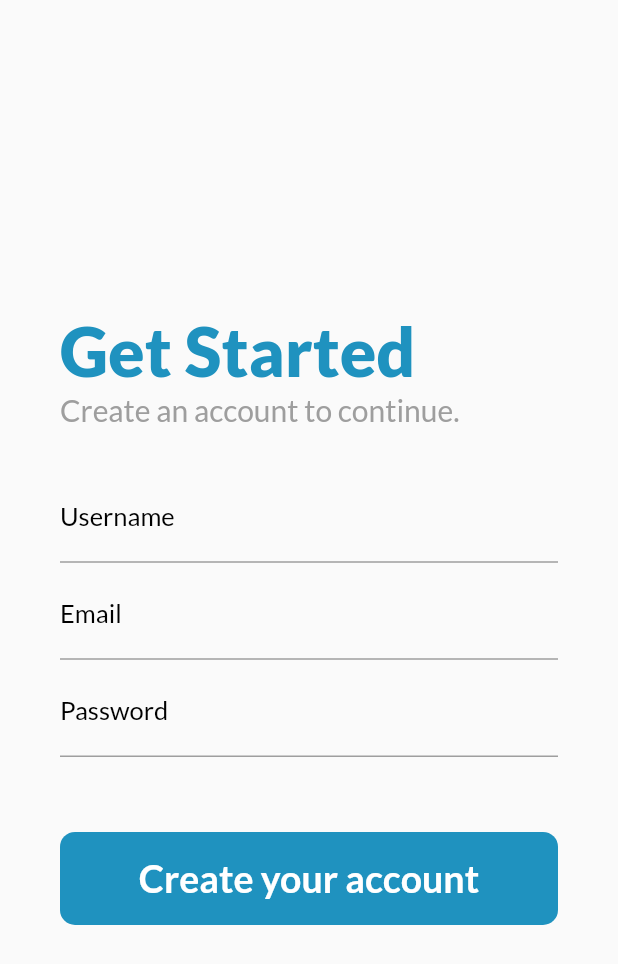
After one commit to Isaac-Tong/selectionphobia-mobile, a Flutter app: the CreateAccount screen opened directly, on a phone screen of 412 x 824 dp. The commit adds this screen. Shown: the top 964 px of the screen. Run offline on Flutter 3.47's test engine with Material 2 defaults, Android fonts, the phone set to English and light mode, and no system bars; our stand-ins replace carousel_slider, shared_preferences, shimmer; accounts and stored records are empty.

Commit message:
Created UI for create account page

```diff
--- a/lib/main.dart
+++ b/lib/main.dart
@@ -4,6 +4,7 @@ import 'package:selectionphobiamobile/screens/choice_screen.dart';
 import 'package:selectionphobiamobile/screens/myposts_pageview.dart';
 import 'screens/login_screen.dart';
 import 'package:selectionphobiamobile/screens/homepage_screen.dart';
+import 'screens/createAccount.dart';
 
 void main() {
   runApp(MyApp());
@@ -14,8 +15,8 @@ class MyApp extends StatelessWidget {
   @override
   Widget build(BuildContext context) {
     return MaterialApp(
-      title: 'Flutter Demo',
-      home: AskQuestion(),
+      title: 'Selection Phobia',
+      home: LoginScreen(),
     );
   }
 }
--- /dev/null
+++ b/lib/screens/createAccount.dart
@@ -0,0 +1,151 @@
+import 'package:flutter/material.dart';
+import 'package:selectionphobiamobile/constants.dart';
+
+class CreateAccount extends StatefulWidget {
+  @override
+  _CreateAccountState createState() => _CreateAccountState();
+}
+
+class _CreateAccountState extends State<CreateAccount> {
+  String username = null;
+  String password = null;
+
+  @override
+  Widget build(BuildContext context) {
+    return Scaffold(
+      body: SafeArea(
+        child: Padding(
+          padding: EdgeInsets.all(40),
+          child: Column(
+            crossAxisAlignment: CrossAxisAlignment.start,
+            mainAxisAlignment: MainAxisAlignment.center,
+            children: <Widget>[
+              Text(
+                'Get Started',
+                style: TextStyle(
+                  fontFamily: 'Lato',
+                  fontWeight: FontWeight.w900,
+                  color: darkblueColor,
+                  fontSize: 45,
+                ),
+              ),
+              Text(
+                'Create an account to continue.',
+                style: TextStyle(
+                  fontFamily: 'Lato',
+                  fontWeight: FontWeight.normal,
+                  color: Colors.grey,
+                  fontSize: 20,
+                ),
+              ),
+              SizedBox(
+                height: 30,
+              ),
+              TextFormField(
+                cursorColor: darkblueColor,
+                decoration: InputDecoration(
+                  labelText: 'Username',
+                  focusColor: darkblueColor,
+                  labelStyle: TextStyle(
+                    color: Colors.black,
+                    fontFamily: 'Lato',
+                    fontSize: 17,
+                  ),
+                  enabledBorder: UnderlineInputBorder(
+                    borderSide: BorderSide(color: Colors.grey),
+                  ),
+                  focusedBorder: UnderlineInputBorder(
+                    borderSide: BorderSide(color: darkblueColor),
+                  ),
+                ),
+                onChanged:(String value){
+                  username = value;
+                },
+              ),
+              SizedBox(
+                height: 5,
+              ),
+              TextFormField(
+                cursorColor: darkblueColor,
+                decoration: InputDecoration(
+                  labelText: 'Email',
+                  focusColor: Colors.red,
+                  labelStyle: TextStyle(
+                    color: Colors.black,
+                    fontFamily: 'Lato',
+                    fontSize: 17,
+                  ),
+                  enabledBorder: UnderlineInputBorder(
+                    borderSide: BorderSide(color: Colors.grey),
+                  ),
+                  focusedBorder: UnderlineInputBorder(
+                    borderSide: BorderSide(color: darkblueColor),
+                  ),
+                ),
+                onChanged:(String value){
+                  username = value;
+                },
+              ),
+              SizedBox(
+                height: 5,
+              ),
+              TextFormField(
+                cursorColor: darkblueColor,
+                decoration: InputDecoration(
+                  labelText: 'Password',
+                  focusColor: Colors.red,
+                  labelStyle: TextStyle(
+                    color: Colors.black,
+                    fontFamily: 'Lato',
+                    fontSize: 17,
+                  ),
+                  enabledBorder: UnderlineInputBorder(
+                    borderSide: BorderSide(color: Colors.grey),
+                  ),
+                  focusedBorder: UnderlineInputBorder(
+                    borderSide: BorderSide(color: darkblueColor),
+                  ),
+                ),
+                onChanged:(String value){
+                  username = value;
+                },
+              ),
+              SizedBox(
+                height: 50,
+              ),
+              Column(
+                crossAxisAlignment: CrossAxisAlignment.stretch,
+                children: <Widget>[
+                  GestureDetector(
+                    onTap: () async {
+
+                    },
+                    child: Container(
+                      decoration: BoxDecoration(
+                        color: darkblueColor,
+                        borderRadius: BorderRadius.all(Radius.circular(10)),
+                      ),
+                      child: Padding(
+                        padding: EdgeInsets.all(16),
+                        child: Text(
+                          'Create your account',
+                          textAlign: TextAlign.center,
+                          style: TextStyle(
+                            fontFamily: 'Lato',
+                            color: Colors.white,
+                            fontWeight: FontWeight.w600,
+                            fontSize: 25,
+                          ),
+                        ),
+                      ),
+                    ),
+                  ),
+                ],
+              ),
+            ],
+          ),
+        ),
+      ),
+    );
+  }
+}
--- a/lib/screens/login_screen.dart
+++ b/lib/screens/login_screen.dart
@@ -4,6 +4,7 @@ import 'package:flutter/material.dart';
 import 'package:selectionphobiamobile/constants.dart';
 import 'package:selectionphobiamobile/networking/login.dart';
 import 'package:selectionphobiamobile/screens/homepage_screen.dart';
+import 'package:selectionphobiamobile/screens/createAccount.dart';
 
 class LoginScreen extends StatefulWidget {
   @override
@@ -29,7 +30,6 @@ class _LoginScreenState extends State<LoginScreen> {
             child: Padding(
               padding: EdgeInsets.all(40),
               child: Column(
-                crossAxisAlignment: CrossAxisAlignment.stretch,
                 mainAxisAlignment: MainAxisAlignment.center,
                 children: <Widget>[
                   Row(
@@ -132,6 +132,9 @@ class _LoginScreenState extends State<LoginScreen> {
                   SizedBox(
                     height: 20,
                   ),
+                  Column(
+                    crossAxisAlignment: CrossAxisAlignment.stretch,
+                    children: <Widget>[
                       GestureDetector(
                         onTap: () async {
                           //Send to networking page
@@ -174,10 +177,19 @@ class _LoginScreenState extends State<LoginScreen> {
                           ),
                         ),
                       ),
+                    ],
+                  ),
                   SizedBox(
                     height: 20,
                   ),
-                  Text(
+                  FlatButton(
+                    onPressed: () {
+                      Navigator.push(
+                        context,
+                        MaterialPageRoute(builder: (context) => CreateAccount()),
+                      );
+                    },
+                    child: Text(
                       'Create an account',
                       textAlign: TextAlign.center,
                       style: TextStyle(
@@ -185,6 +197,7 @@ class _LoginScreenState extends State<LoginScreen> {
                         color: darkblueColor,
                         fontWeight: FontWeight.w600,
                         fontSize: 20,
+                      ),
                     ),
                   ),
                 ],
```
Also changed, not shown: lib/constants.dart (line endings or trailing spaces). Lines whose indentation alone changed are shown as unchanged.
